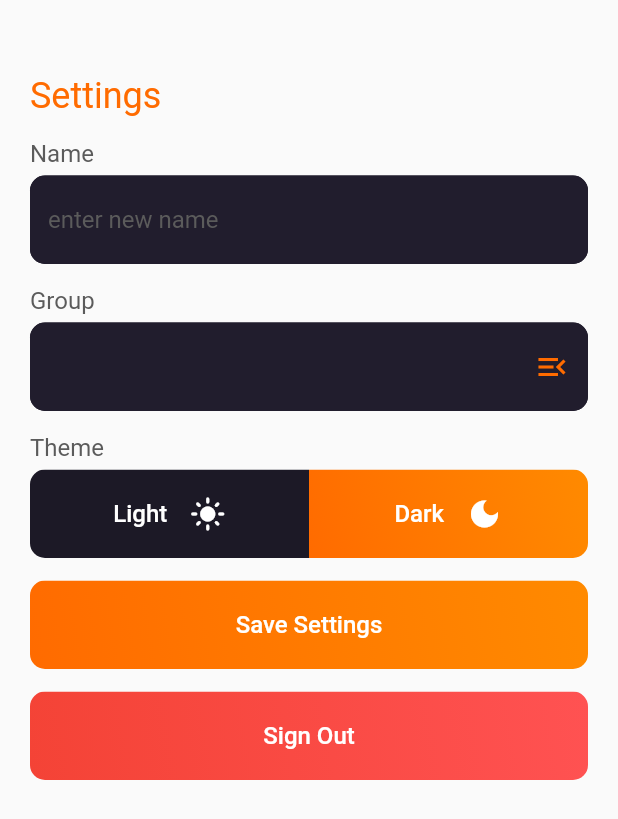
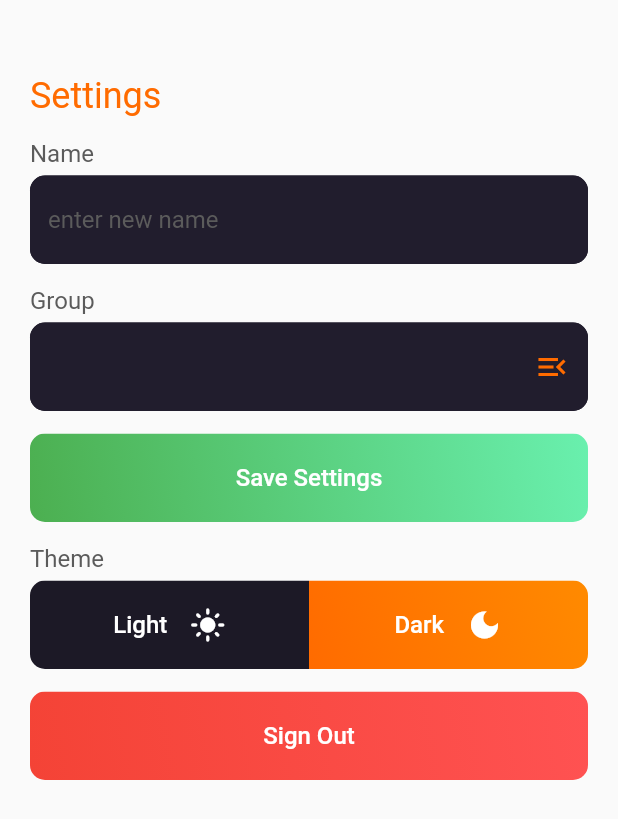
Before and after one commit to LukasKatona/SNIP_maturita, a Flutter app: the SettingsPage widget shown alone on an empty page, opened directly, after a tap on "Save Settings", on a phone screen of 412 x 824 dp. Shown: the top 819 px of the screen. Run offline on Flutter 3.47's test engine with Material 2 defaults, Android fonts, the phone set to English and light mode, and no system bars; our stand-ins replace cloud_firestore, firebase_auth, firebase_core, flutter_keyboard_visibility, flutter_spinkit, internet_connection_checker and 1 more; missing offline and left inert: animate_icons, dart:ffi, draggable_scrollbar; accounts and stored records are empty.

Commit message:
final english version

```diff
--- a/lib/Pages/HomePage/settings/settings.dart
+++ b/lib/Pages/HomePage/settings/settings.dart
@@ -30,6 +30,9 @@ class _SettingsPageState extends State<SettingsPage> with TickerProviderStateMix
   String _deleteGroup = 'none';
   String _newGroup = '';
   bool _deleteGroupLabel = true;
+
+  bool confirmSaveSettings = false;
+  bool confirmUpdateGroups = false;
 
   @override
   Widget build(BuildContext context) {
@@ -100,7 +103,12 @@ class _SettingsPageState extends State<SettingsPage> with TickerProviderStateMix
                   ),
                 ),
                 validator: (val) => val.isEmpty ? 'Please enter a name' : null,
-                onChanged: (val) => setState(() => _currentName = val),
+                onChanged: (val) {
+                  setState(() {
+                    _currentName = val;
+                    confirmSaveSettings = false;
+                  });
+                },
               ),
               SizedBox(height: 15,),
               Text(
@@ -161,9 +169,46 @@ class _SettingsPageState extends State<SettingsPage> with TickerProviderStateMix
                       FocusScope.of(context).requestFocus(FocusNode());
                     },
                     onChanged: (val) {
-                      setState(() => _currentGroup = val);
+                      setState(() {
+                        _currentGroup = val;
+                        confirmSaveSettings = false;
+                      });
                     },
                     value: _currentGroup,
+                  ),
+                ),
+              ),
+              SizedBox(height: 15,),
+              ButtonTheme(
+                padding: EdgeInsets.zero,
+                child: FlatButton(
+                  onPressed: () async {
+                    FocusScope.of(context).requestFocus(FocusNode());
+                    await DatabaseService(uid: user.uid).updateUserData(_currentName ?? userData.name, userData.role, userData.isCalLocked, userData.fulXp, userData.lessXp, _currentGroup ?? userData.group, DarkOrLight);
+                    setState(() {
+                      confirmSaveSettings = true;
+                    });
+                  },
+                  child: Ink(
+                    decoration: BoxDecoration(
+                        gradient: LinearGradient(colors: !confirmSaveSettings ? [myColorTheme.PrimaryAccent, myColorTheme.SecondaryAccent] : [Colors.green, Colors.greenAccent],
+                          begin: Alignment.bottomLeft,
+                          end: Alignment.topRight,
+                        ),
+                        borderRadius: BorderRadius.circular(10.0)
+                    ),
+                    child: Container(
+                      constraints: BoxConstraints(minHeight: 59.0),
+                      alignment: Alignment.center,
+                      child: Text(
+                        "Save Settings",
+                        textAlign: TextAlign.center,
+                        style: TextStyle(
+                            color: Colors.white,
+                            fontSize: 16
+                        ),
+                      ),
+                    ),
                   ),
                 ),
               ),
@@ -181,6 +226,7 @@ class _SettingsPageState extends State<SettingsPage> with TickerProviderStateMix
                       padding: EdgeInsets.zero,
                       child: FlatButton(
                         onPressed: () async{
+                          FocusScope.of(context).requestFocus(FocusNode());
                           await DatabaseService(uid: user.uid).updateUserData(userData.name, userData.role, userData.isCalLocked, userData.fulXp, userData.lessXp, userData.group, !userData.darkOrLight);
                           setState(() {
                             myColorTheme = new MyColorTheme();
@@ -218,6 +264,7 @@ class _SettingsPageState extends State<SettingsPage> with TickerProviderStateMix
                       padding: EdgeInsets.zero,
                       child: FlatButton(
                         onPressed: () async{
+                          FocusScope.of(context).requestFocus(FocusNode());
                           await DatabaseService(uid: user.uid).updateUserData(userData.name, userData.role, userData.isCalLocked, userData.fulXp, userData.lessXp, userData.group, !userData.darkOrLight);
                           setState(() {
                             myColorTheme = new MyColorTheme();
@@ -250,36 +297,6 @@ class _SettingsPageState extends State<SettingsPage> with TickerProviderStateMix
                     ),
                   ),
                 ],
-              ),
-              SizedBox(height: 15,),
-              ButtonTheme(
-                padding: EdgeInsets.zero,
-                child: FlatButton(
-                  onPressed: () async {
-                    await DatabaseService(uid: user.uid).updateUserData(_currentName ?? userData.name, userData.role, userData.isCalLocked, userData.fulXp, userData.lessXp, _currentGroup ?? userData.group, DarkOrLight);
-                  },
-                  child: Ink(
-                    decoration: BoxDecoration(
-                        gradient: LinearGradient(colors: [myColorTheme.PrimaryAccent, myColorTheme.SecondaryAccent],
-                          begin: Alignment.bottomLeft,
-                          end: Alignment.topRight,
-                        ),
-                        borderRadius: BorderRadius.circular(10.0)
-                    ),
-                    child: Container(
-                      constraints: BoxConstraints(minHeight: 59.0),
-                      alignment: Alignment.center,
-                      child: Text(
-                        "Save Settings",
-                        textAlign: TextAlign.center,
-                        style: TextStyle(
-                            color: Colors.white,
-                            fontSize: 16
-                        ),
-                      ),
-                    ),
-                  ),
-                ),
               ),
               SizedBox(height: 15,),
               Visibility(
@@ -336,6 +353,7 @@ class _SettingsPageState extends State<SettingsPage> with TickerProviderStateMix
                       padding: EdgeInsets.zero,
                       child: FlatButton(
                         onPressed: () async {
+                          FocusScope.of(context).requestFocus(FocusNode());
                           var animateToStart = copyController.animateToStart;
                           animateToStart();
                           await DatabaseService().updateAdminVars(DatabaseService().generatePassword(), groups);
@@ -441,7 +459,10 @@ class _SettingsPageState extends State<SettingsPage> with TickerProviderStateMix
                                   });
                                 },
                                 onChanged: (val) {
-                                  setState(() => _deleteGroup = val);
+                                  setState(() {
+                                    _deleteGroup = val;
+                                    confirmUpdateGroups = false;
+                                  });
                                 },
                                 value: _deleteGroup,
                               ),
@@ -491,6 +512,7 @@ class _SettingsPageState extends State<SettingsPage> with TickerProviderStateMix
                                 ),
                                 onChanged: (val) {
                                   setState(() {
+                                    confirmUpdateGroups = false;
                                     if (val.isNotEmpty){
                                       _newGroup = val;
                                     }else{
@@ -508,6 +530,7 @@ class _SettingsPageState extends State<SettingsPage> with TickerProviderStateMix
                       padding: EdgeInsets.zero,
                       child: FlatButton(
                         onPressed: () async {
+                          FocusScope.of(context).requestFocus(FocusNode());
                           setState(() {
                             if (_deleteGroup != 'none'){
                               bool delete = true;
@@ -529,12 +552,13 @@ class _SettingsPageState extends State<SettingsPage> with TickerProviderStateMix
                               _newGroup = '';
                             }
                             groups.sort();
+                            confirmUpdateGroups = true;
                           });
                           await DatabaseService().updateAdminVars(variables.teacherKey, groups);
                         },
                         child: Ink(
                           decoration: BoxDecoration(
-                              gradient: LinearGradient(colors: [myColorTheme.PrimaryAccent, myColorTheme.SecondaryAccent],
+                              gradient: LinearGradient(colors: !confirmUpdateGroups ? [myColorTheme.PrimaryAccent, myColorTheme.SecondaryAccent] : [Colors.green, Colors.greenAccent],
                                 begin: Alignment.bottomLeft,
                                 end: Alignment.topRight,
                               ),
--- a/lib/main.dart
+++ b/lib/main.dart
@@ -12,7 +12,7 @@ import 'package:maturita/Services/database.dart';
 Future<void> main() async {
   WidgetsFlutterBinding.ensureInitialized();
   await Firebase.initializeApp();
-  runApp(RestartWidget(child: MyApp()));
+  runApp(MyApp());
 }
 
 class MyApp extends StatelessWidget {
@@ -55,34 +55,3 @@ class MyApp extends StatelessWidget {
     );
   }
 }
-
-class RestartWidget extends StatefulWidget {
-  RestartWidget({this.child});
-
-  final Widget child;
-
-  static void restartApp(BuildContext context) {
-    context.findAncestorStateOfType<_RestartWidgetState>().restartApp();
-  }
-
-  @override
-  _RestartWidgetState createState() => _RestartWidgetState();
-}
-
-class _RestartWidgetState extends State<RestartWidget> {
-  Key key = UniqueKey();
-
-  void restartApp() {
-    setState(() {
-      key = UniqueKey();
-    });
-  }
-
-  @override
-  Widget build(BuildContext context) {
-    return KeyedSubtree(
-      key: key,
-      child: widget.child,
-    );
-  }
-}
```
